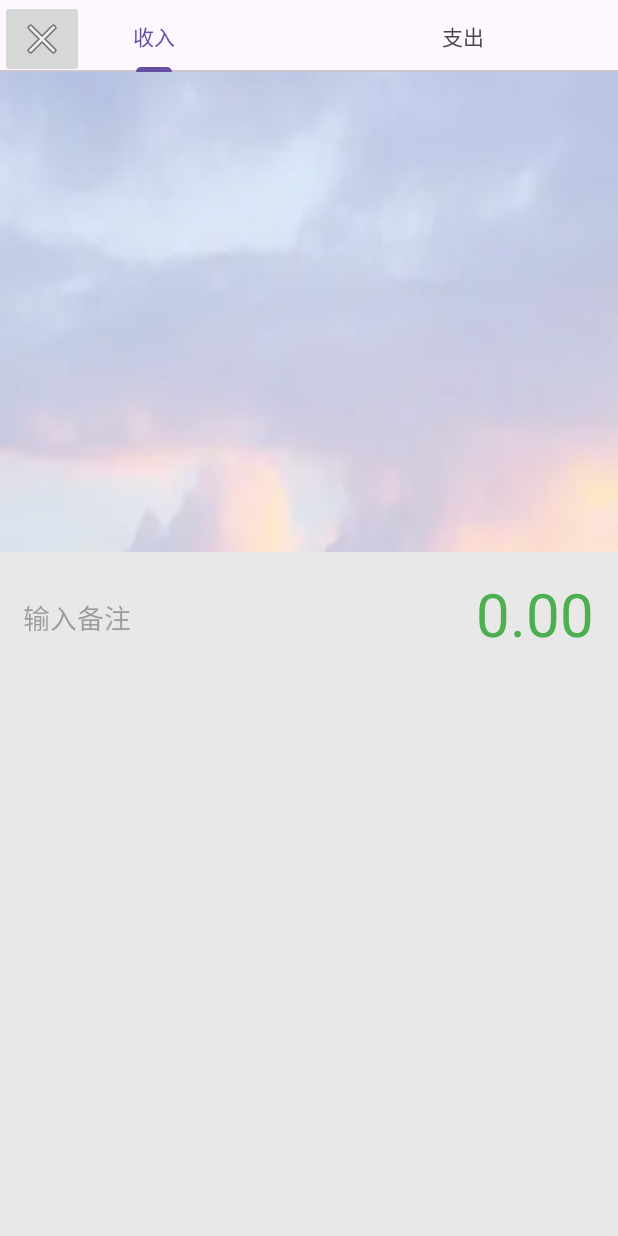
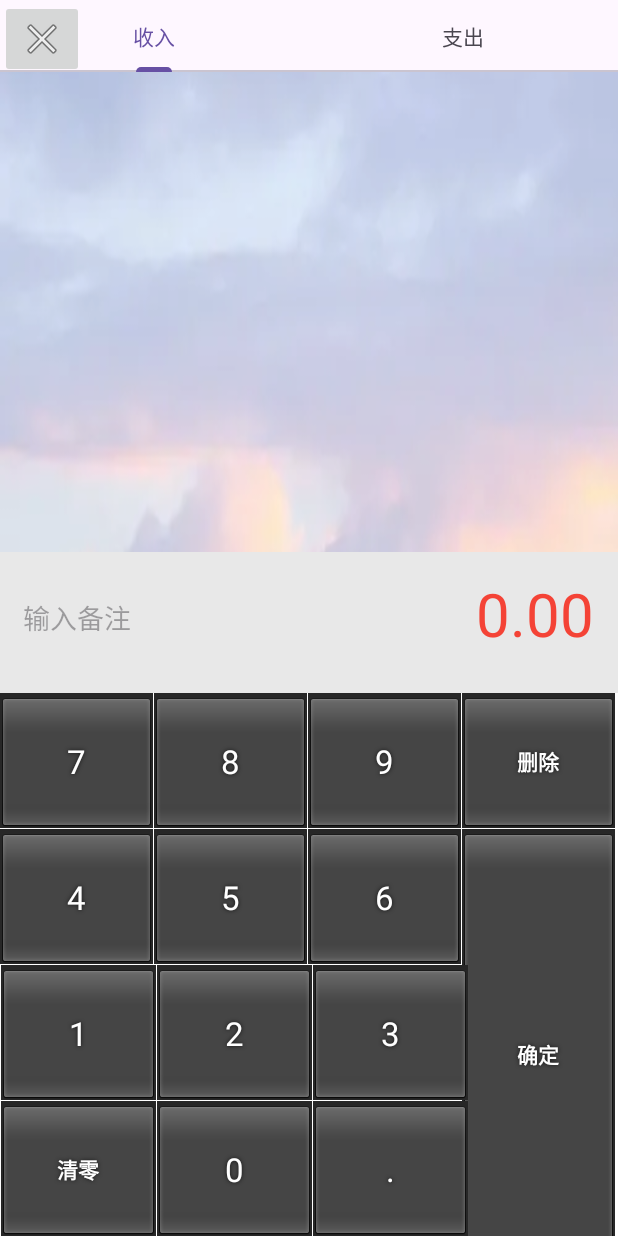
Before and after one commit to dyrrrrrr/work, an Android app: the shouru screen opened directly, with no data from a screen before it, on a phone screen of 412 x 824 dp. Run offline under Robolectric (Android 15) with nearby library versions, the phone set to English and light mode, and no system bars.

Commit message:
键盘参考：https://blog.csdn.net/weixin_45675097/article/details/121776728

```diff
--- a/app/src/main/java/com/example/myapplication/jianpan.java
+++ b/app/src/main/java/com/example/myapplication/jianpan.java
@@ -1,5 +1,5 @@
 package com.example.myapplication;
-//网上找的https://blog.csdn.net/weixin_45675097/article/details/121776728?ops_request_misc=%257B%2522request%255Fid%2522%253A%2522171716862016800211548677%2522%252C%2522scm%2522%253A%252220140713.130102334..%2522%257D&request_id=171716862016800211548677&biz_id=0&utm_medium=distribute.pc_search_result.none-task-blog-2~all~baidu_landing_v2~default-2-121776728-null-null.142^v100^pc_search_result_base8&utm_term=Android%20studio%20%E6%98%BE%E7%A4%BA%E8%87%AA%E5%AE%9A%E4%B9%89%E9%94%AE%E7%9B%98&spm=1018.2226.3001.4187
+
 import android.inputmethodservice.Keyboard;
 import android.inputmethodservice.KeyboardView;
 import android.text.Editable;
--- a/app/src/main/java/com/example/myapplication/shouru.java
+++ b/app/src/main/java/com/example/myapplication/shouru.java
@@ -1,12 +1,15 @@
 package com.example.myapplication;
 
+import android.inputmethodservice.KeyboardView;
 import android.os.Bundle;
 
 import androidx.fragment.app.Fragment;
 
+import android.text.TextUtils;
 import android.view.LayoutInflater;
 import android.view.View;
 import android.view.ViewGroup;
+import android.widget.EditText;
 
 /**
  * A simple {@link Fragment} subclass.
@@ -23,6 +26,9 @@ public class shouru extends Fragment {
     // TODO: Rename and change types of parameters
     private String mParam1;
     private String mParam2;
+    EditText moneynum;
+    KeyboardView keyboardView;
+    jianpan jp;
 
     public shouru() {
         // Required empty public constructor
@@ -59,6 +65,22 @@ public class shouru extends Fragment {
     public View onCreateView(LayoutInflater inflater, ViewGroup container,
                              Bundle savedInstanceState) {
         // Inflate the layout for this fragment
-        return inflater.inflate(R.layout.fragment_shouru, container, false);
+        View view=inflater.inflate(R.layout.fragment_zhichu, container, false);
+        moneynum= view.findViewById(R.id.moneynum);
+        keyboardView=view.findViewById(R.id.jianpan);
+        jp=new jianpan(keyboardView,moneynum);
+        jp.show();
+        jp.setOnEnsureListener(new jianpan.OnEnsureListener() {
+            @Override
+            public void onEnsure() {
+                String nowmoney=moneynum.getText().toString();
+                if(TextUtils.isEmpty(nowmoney)||nowmoney.equals("0")) {
+                    getActivity().finish();
+                    return;
+                }
+                getActivity().finish();
+            }
+        });
+        return view;
     }
 }
--- a/app/src/main/java/com/example/myapplication/zhichu.java
+++ b/app/src/main/java/com/example/myapplication/zhichu.java
@@ -1,12 +1,15 @@
 package com.example.myapplication;
 
+import android.inputmethodservice.KeyboardView;
 import android.os.Bundle;
 
 import androidx.fragment.app.Fragment;
 
+import android.text.TextUtils;
 import android.view.LayoutInflater;
 import android.view.View;
 import android.view.ViewGroup;
+import android.widget.EditText;
 
 /**
  * A simple {@link Fragment} subclass.
@@ -23,6 +26,9 @@ public class zhichu extends Fragment {
     // TODO: Rename and change types of parameters
     private String mParam1;
     private String mParam2;
+    EditText moneynum;
+    KeyboardView keyboardView;
+    jianpan jp;
 
     public zhichu() {
         // Required empty public constructor
@@ -53,12 +59,30 @@ public class zhichu extends Fragment {
             mParam1 = getArguments().getString(ARG_PARAM1);
             mParam2 = getArguments().getString(ARG_PARAM2);
         }
+
     }
 
     @Override
     public View onCreateView(LayoutInflater inflater, ViewGroup container,
                              Bundle savedInstanceState) {
         // Inflate the layout for this fragment
-        return inflater.inflate(R.layout.fragment_zhichu, container, false);
+        View view=inflater.inflate(R.layout.fragment_zhichu, container, false);
+        moneynum= view.findViewById(R.id.moneynum);
+        keyboardView=view.findViewById(R.id.jianpan);
+        jp=new jianpan(keyboardView,moneynum);
+        jp.show();
+        jp.setOnEnsureListener(new jianpan.OnEnsureListener() {
+            @Override
+            public void onEnsure() {
+                String nowmoney=moneynum.getText().toString();
+                if(TextUtils.isEmpty(nowmoney)||nowmoney.equals("0")) {
+                    getActivity().finish();
+                    return;
+                }
+                getActivity().finish();
+            }
+        });
+        return view;
     }
+
 }
--- a/app/src/main/res/layout/fragment_zhichu.xml
+++ b/app/src/main/res/layout/fragment_zhichu.xml
@@ -35,7 +35,7 @@
                 app:layout_constraintStart_toStartOf="parent"
                 app:layout_constraintTop_toTopOf="parent" />
 
-            <TextView
+            <EditText
                 android:id="@+id/moneynum"
                 android:gravity="center|bottom"
                 android:text="0.00"
@@ -50,6 +50,16 @@
                 app:layout_constraintBottom_toBottomOf="@+id/notes"
                 app:layout_constraintEnd_toEndOf="parent" />
 
+            <android.inputmethodservice.KeyboardView
+                android:id="@+id/jianpan"
+                android:layout_width="match_parent"
+                android:layout_height="wrap_content"
+                android:background="#FFFFFF"
+                app:layout_constraintBottom_toBottomOf="parent"
+                app:layout_constraintEnd_toEndOf="parent"
+                app:layout_constraintLeft_toLeftOf="parent"
+                app:layout_constraintRight_toRightOf="parent" />
+
         </androidx.constraintlayout.widget.ConstraintLayout>
     </LinearLayout>
 </FrameLayout>
--- a/app/src/main/res/xml/jianpan.xml
+++ b/app/src/main/res/xml/jianpan.xml
@@ -1,7 +1,8 @@
 <?xml version="1.0" encoding="utf-8"?>
 
+
 <Keyboard xmlns:android="http://schemas.android.com/apk/res/android"
-    android:keyHeight="50dp"
+    android:keyHeight="90dp"
     android:keyWidth="25%p"
     android:horizontalGap="1px"
     android:verticalGap="1px">
@@ -15,7 +16,7 @@
         <Key android:codes="52" android:keyLabel="4"></Key>
         <Key android:codes="53" android:keyLabel="5"></Key>
         <Key android:codes="54" android:keyLabel="6"></Key>
-        <Key android:codes="-2" android:keyLabel="确定" android:keyHeight="150dp" ></Key>
+        <Key android:codes="-2" android:keyLabel="确定" android:keyHeight="300dp" ></Key>
     </Row>
     <Row>
         <Key android:codes="49" android:keyLabel="1"></Key>
```
Also changed, not shown: app/src/main/res/layout/fragment_shouru.xml (+9 -0 lines).
